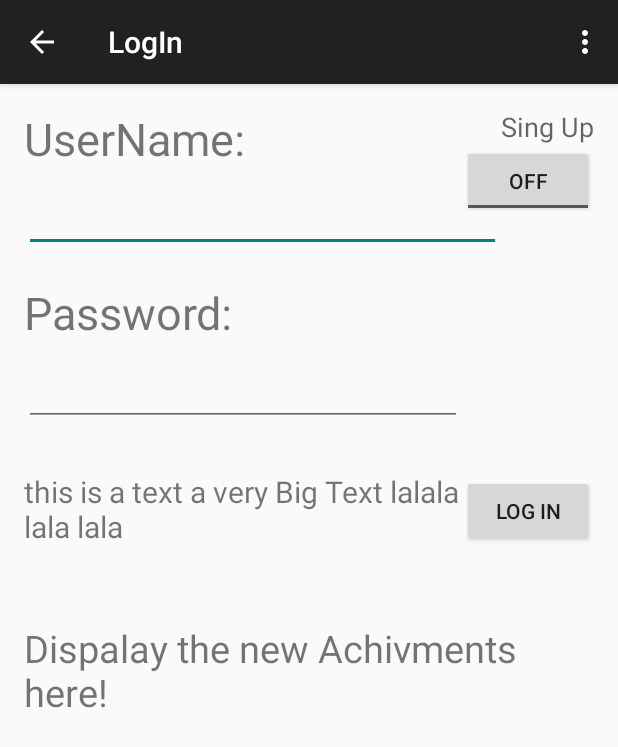
After one commit to OSWINDS/CineMetro, an Android app: the LogIn screen opened directly, with no data from a screen before it, on a phone screen of 412 x 824 dp. The commit adds this screen. Shown: the top 747 px of the screen. Run offline under Robolectric (Android 15) with nearby library versions, the phone set to English and light mode, and no system bars.

Commit message:
created Log In activity
needs database implemention

```diff
--- a/app/build.gradle
+++ b/app/build.gradle
@@ -26,6 +26,7 @@ dependencies {
     // You must install or update the Support Repository through the SDK manager to use this dependency.
     // You must install or update the Support Repository through the SDK manager to use this dependency.
     // You must install or update the Support Repository through the SDK manager to use this dependency.
+    // You must install or update the Support Repository through the SDK manager to use this dependency.
     compile 'com.android.support:appcompat-v7:20.+'
     // You must install or update the Support Repository through the SDK manager to use this dependency.
     compile 'com.android.support:support-v4:20.+'
--- a/app/src/main/AndroidManifest.xml
+++ b/app/src/main/AndroidManifest.xml
@@ -1,11 +1,13 @@
 <?xml version="1.0" encoding="utf-8"?>
 <manifest xmlns:android="http://schemas.android.com/apk/res/android"
     package="cinemetroproject.cinemetro" >
-    <uses-permission android:name="android.permission.ACCESS_NETWORK_STATE"/>
-    <uses-permission android:name="android.permission.INTERNET"/>
-    <uses-permission android:name="android.permission.WRITE_EXTERNAL_STORAGE"/>
-    <uses-permission android:name="android.permission.ACCESS_COARSE_LOCATION"/>
-    <uses-permission android:name="android.permission.ACCESS_FINE_LOCATION"/>
+
+    <uses-permission android:name="android.permission.ACCESS_NETWORK_STATE" />
+    <uses-permission android:name="android.permission.INTERNET" />
+    <uses-permission android:name="android.permission.WRITE_EXTERNAL_STORAGE" />
+    <uses-permission android:name="android.permission.ACCESS_COARSE_LOCATION" />
+    <uses-permission android:name="android.permission.ACCESS_FINE_LOCATION" />
+
     <application
         android:allowBackup="true"
         android:icon="@drawable/ic_launcher"
@@ -54,11 +56,22 @@
                 android:name="android.support.PARENT_ACTIVITY"
                 android:value="cinemetroproject.cinemetro.MainMenu" />
         </activity>
+
         <meta-data
             android:name="com.google.android.maps.v2.API_KEY"
             android:value="AIzaSyDfZqh26pI_C5uHP7OIY2BFFwZngAXJ51Q" />
-        <meta-data android:name="com.google.android.gms.version"
+        <meta-data
+            android:name="com.google.android.gms.version"
             android:value="4030500" />
+
+        <activity
+            android:name=".LogIn"
+            android:label="@string/title_activity_log_in"
+            android:parentActivityName=".MainMenu" >
+            <meta-data
+                android:name="android.support.PARENT_ACTIVITY"
+                android:value="cinemetroproject.cinemetro.MainMenu" />
+        </activity>
     </application>
 
 </manifest>
--- /dev/null
+++ b/app/src/main/java/cinemetroproject/cinemetro/LogIn.java
@@ -0,0 +1,160 @@
+package cinemetroproject.cinemetro;
+
+import android.content.Context;
+import android.net.ConnectivityManager;
+import android.net.NetworkInfo;
+import android.support.v7.app.ActionBarActivity;
+import android.os.Bundle;
+import android.view.Menu;
+import android.view.MenuItem;
+import android.view.View;
+import android.widget.Button;
+import android.widget.EditText;
+import android.widget.TextView;
+import android.widget.ToggleButton;
+
+
+import cinemetroproject.cinemetro.R;
+
+public class LogIn extends ActionBarActivity {
+
+    Button logbt;
+    ToggleButton signbt;
+    EditText username,password;
+    TextView success,information;
+    boolean signbtUpClicked=false;
+
+    @Override
+    protected void onCreate(Bundle savedInstanceState) {
+        super.onCreate(savedInstanceState);
+        setContentView(R.layout.activity_log_in);
+
+        logbt=(Button) findViewById(R.id.logIn);
+        signbt=(ToggleButton) findViewById(R.id.signUp);
+        username=(EditText) findViewById(R.id.userName);
+        password=(EditText) findViewById(R.id.passWord);
+        success=(TextView) findViewById(R.id.succesText);
+        information=(TextView) findViewById(R.id.information);
+
+        logbt.setOnClickListener(new View.OnClickListener() {
+            @Override
+            public void onClick(View v) {
+                if(signbtUpClicked) {
+                    ButtonClickedtoLogIn();
+                }
+                else{
+                    ButtonClickedtoSignUp();
+                }
+            }
+        });
+
+        signbt.setOnClickListener(new View.OnClickListener() {
+            @Override
+            public void onClick(View v) {
+
+                signbtUpClicked= signbt.isChecked();
+                if(signbtUpClicked){
+                    logbt.setText("Ok");
+                }
+                else{
+                    logbt.setText("Log In");
+                }
+
+
+            }
+        });
+
+        information.setText("Dispalay the new Achivments here!");
+
+
+    }
+
+
+    @Override
+    public boolean onCreateOptionsMenu(Menu menu) {
+        // Inflate the menu; this adds items to the action bar if it is present.
+        getMenuInflater().inflate(R.menu.log_in, menu);
+        return true;
+    }
+
+    @Override
+    public boolean onOptionsItemSelected(MenuItem item) {
+        // Handle action bar item clicks here. The action bar will
+        // automatically handle clicks on the Home/Up button, so long
+        // as you specify a parent activity in AndroidManifest.xml.
+        int id = item.getItemId();
+        if (id == R.id.action_settings) {
+            return true;
+        }
+        return super.onOptionsItemSelected(item);
+    }
+
+
+    private void ButtonClickedtoLogIn(){
+        String user =username.getText().toString();
+        String pass=password.getText().toString();
+        boolean ok=true;
+
+
+        ConnectivityManager connec = (ConnectivityManager)getSystemService(Context.CONNECTIVITY_SERVICE);
+
+        if (connec != null &&
+                (connec.getNetworkInfo(1).getState() == NetworkInfo.State.CONNECTED) ||
+                (connec.getNetworkInfo(0).getState() == NetworkInfo.State.CONNECTED)){
+            //You are connected
+        } else if (connec.getNetworkInfo(0).getState() == NetworkInfo.State.DISCONNECTED ||
+                connec.getNetworkInfo(1).getState() == NetworkInfo.State.DISCONNECTED ) {
+            //Not connected.
+            success.setText("You must be connected to the internet");
+            ok=false;
+            return;
+        }
+
+
+        //Check if user exits in database
+        //Check if password match users passWord
+        //if match, send Data to database
+
+        if(ok){
+            success.setText("Success, database Updated :)");
+            return;
+        }
+
+    }
+
+
+    private void ButtonClickedtoSignUp(){
+        String user =username.getText().toString();
+        String pass=password.getText().toString();
+        boolean ok=true;
+
+
+        ConnectivityManager connec = (ConnectivityManager)getSystemService(Context.CONNECTIVITY_SERVICE);
+
+        if (connec != null &&
+                (connec.getNetworkInfo(1).getState() == NetworkInfo.State.CONNECTED) ||
+                (connec.getNetworkInfo(0).getState() == NetworkInfo.State.CONNECTED)){
+            //You are connected
+        } else if (connec.getNetworkInfo(0).getState() == NetworkInfo.State.DISCONNECTED ||
+                connec.getNetworkInfo(1).getState() == NetworkInfo.State.DISCONNECTED ) {
+            //Not connected.
+            success.setText("You must be connected to the internet");
+            ok=false;
+            return;
+        }
+
+
+        //Check if user exits in database
+        //Add user to database;
+        //send Data to database
+
+        if(ok){
+            success.setText("Success, database Updated :)");
+            return;
+        }
+
+
+
+
+    }
+}
--- /dev/null
+++ b/app/src/main/res/layout/activity_log_in.xml
@@ -0,0 +1,110 @@
+<RelativeLayout xmlns:android="http://schemas.android.com/apk/res/android"
+    xmlns:tools="http://schemas.android.com/tools"
+    android:layout_width="match_parent"
+    android:layout_height="match_parent"
+    android:paddingBottom="@dimen/activity_vertical_margin"
+    android:paddingLeft="@dimen/activity_horizontal_margin"
+    android:paddingRight="@dimen/activity_horizontal_margin"
+    android:paddingTop="@dimen/activity_vertical_margin"
+    tools:context="cinemetroproject.cinemetro.LogIn">
+
+    <TextView
+        android:id="@+id/textView"
+        android:layout_width="match_parent"
+        android:layout_height="wrap_content"
+        android:layout_alignParentLeft="true"
+        android:layout_alignParentStart="true"
+        android:layout_alignParentTop="true"
+        android:text="UserName:"
+        android:textSize="30dp"
+        android:layout_toLeftOf="@+id/logIn"
+        android:layout_toStartOf="@+id/logIn" />
+
+    <EditText
+        android:id="@+id/userName"
+        android:layout_width="match_parent"
+        android:layout_height="wrap_content"
+        android:layout_alignParentLeft="true"
+        android:layout_alignParentStart="true"
+        android:layout_below="@+id/textView"
+        android:layout_marginTop="10dp"
+        android:inputType="text"
+        android:text=""
+        android:layout_toLeftOf="@+id/textView3"
+        android:layout_toStartOf="@+id/textView3" />
+
+    <TextView
+        android:id="@+id/textView2"
+        android:layout_width="match_parent"
+        android:layout_height="wrap_content"
+        android:layout_alignParentLeft="true"
+        android:layout_alignParentStart="true"
+        android:layout_below="@+id/userName"
+        android:layout_marginTop="20dp"
+        android:text="Password:"
+        android:textSize="30dp" />
+
+    <EditText
+        android:id="@+id/passWord"
+        android:layout_width="match_parent"
+        android:layout_height="wrap_content"
+        android:layout_alignParentLeft="true"
+        android:layout_alignParentStart="true"
+        android:layout_below="@+id/textView2"
+        android:layout_marginTop="10dp"
+        android:inputType="textPassword"
+        android:text=""
+        android:layout_toStartOf="@+id/signUp"
+        android:layout_toLeftOf="@+id/signUp" />
+
+    <Button
+        android:id="@+id/logIn"
+        android:layout_width="wrap_content"
+        android:layout_height="wrap_content"
+        android:text="Log In"
+        android:layout_above="@+id/information"
+        android:layout_alignRight="@+id/information"
+        android:layout_alignEnd="@+id/information" />
+
+    <TextView
+        android:id="@+id/succesText"
+        android:layout_width="wrap_content"
+        android:layout_height="wrap_content"
+        android:layout_alignLeft="@id/logIn"
+        android:layout_alignParentStart="true"
+        android:layout_below="@id/passWord"
+        android:layout_marginTop="30dp"
+        android:layout_toLeftOf="@+id/logIn"
+        android:layout_toStartOf="@+id/logIn"
+        android:text="this is a text a very Big Text lalala lala lala"
+        android:textSize="20dp" />
+
+    <TextView
+        android:id="@+id/information"
+        android:layout_width="match_parent"
+        android:layout_height="wrap_content"
+        android:layout_below="@id/succesText"
+        android:layout_marginTop="50dp"
+        android:text="this is a text a very Big Text lalala lala lala"
+        android:textSize="25dp" />
+
+    <ToggleButton
+        android:layout_width="wrap_content"
+        android:layout_height="wrap_content"
+        android:id="@+id/signUp"
+        android:layout_alignParentEnd="true"
+        android:layout_below="@+id/textView3"
+        android:layout_alignParentRight="true" />
+
+    <TextView
+        android:layout_width="wrap_content"
+        android:layout_height="wrap_content"
+        android:textAppearance="?android:attr/textAppearanceMedium"
+        android:text="Sing Up"
+        android:id="@+id/textView3"
+        android:layout_alignParentTop="true"
+        android:layout_alignParentRight="true"
+        android:layout_alignParentEnd="true" />
+
+
+</RelativeLayout>
--- /dev/null
+++ b/app/src/main/res/menu/log_in.xml
@@ -0,0 +1,9 @@
+<menu xmlns:android="http://schemas.android.com/apk/res/android"
+    xmlns:app="http://schemas.android.com/apk/res-auto"
+    xmlns:tools="http://schemas.android.com/tools"
+    tools:context="cinemetroproject.cinemetro.LogIn" >
+    <item android:id="@+id/action_settings"
+        android:title="@string/action_settings"
+        android:orderInCategory="100"
+        app:showAsAction="never" />
+</menu>
--- a/app/src/main/res/values/strings.xml
+++ b/app/src/main/res/values/strings.xml
@@ -15,5 +15,7 @@
     <string name="profile_activity">Profile activity!</string>
     <string name="title_activity_about">AboutActivity</string>
     <string name="about_activity">About activity!</string>
+    <string name="title_activity_log_in">LogIn</string>
+    <string name="hello_world">Hello world!</string>
 
 </resources>
```
